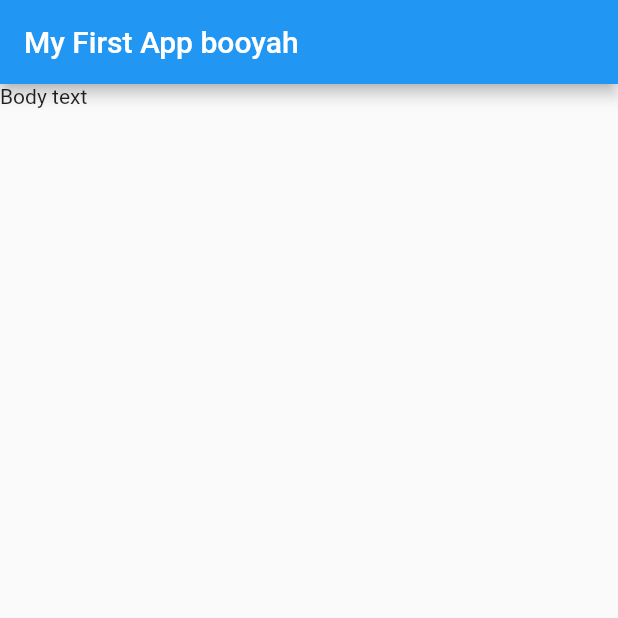
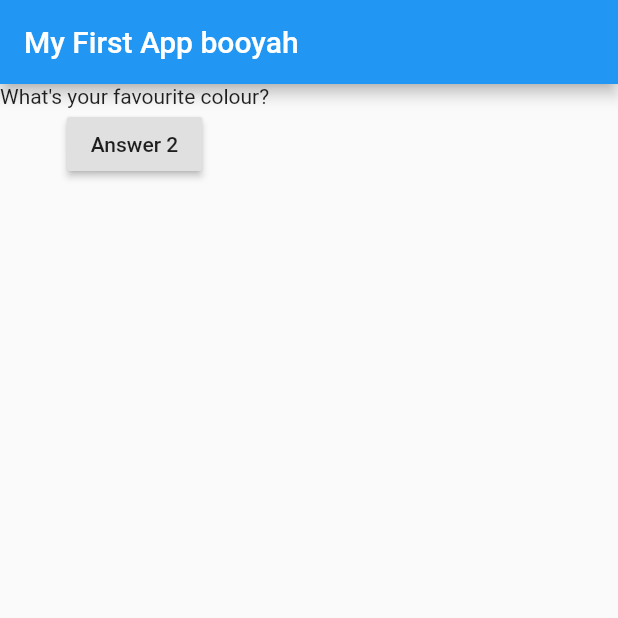
Before and after one commit to magluf/flutter_course, a Flutter app: the screen it shows after launch, on a phone screen of 412 x 824 dp, the top half of it. Run offline on Flutter 3.47's test engine with Material 2 defaults, Android fonts, the phone set to English and light mode, and no system bars.

```diff
--- a/first_one/lib/main.dart
+++ b/first_one/lib/main.dart
@@ -2,15 +2,43 @@ import 'package:flutter/material.dart';
 
 void main() => runApp(MyApp());
 
-class MyApp extends StatelessWidget {
+class MyApp extends StatefulWidget {
+  @override
+  State<StatefulWidget> createState() => MyAppState();
+}
+
+class MyAppState extends State<MyApp> {
+  var questionIndex = 0;
+
+  void answerQuestion() {
+    setState(() {
+      questionIndex++;
+    });
+    print(questionIndex);
+  }
+
   @override
   Widget build(BuildContext context) {
+    var questions = [
+      "What's your favourite colour?",
+      "What's your favourite animal?",
+    ];
     return MaterialApp(
       home: Scaffold(
         appBar: AppBar(
           title: Text('My First App booyah'),
         ),
-        body: Text('Body text'),
+        body: Column(
+          children: [
+            Text(
+              questions[questionIndex],
+            ),
+            RaisedButton(
+              child: Text('Answer 2'),
+              onPressed: answerQuestion,
+            )
+          ],
+        ),
       ),
     );
   }
```
